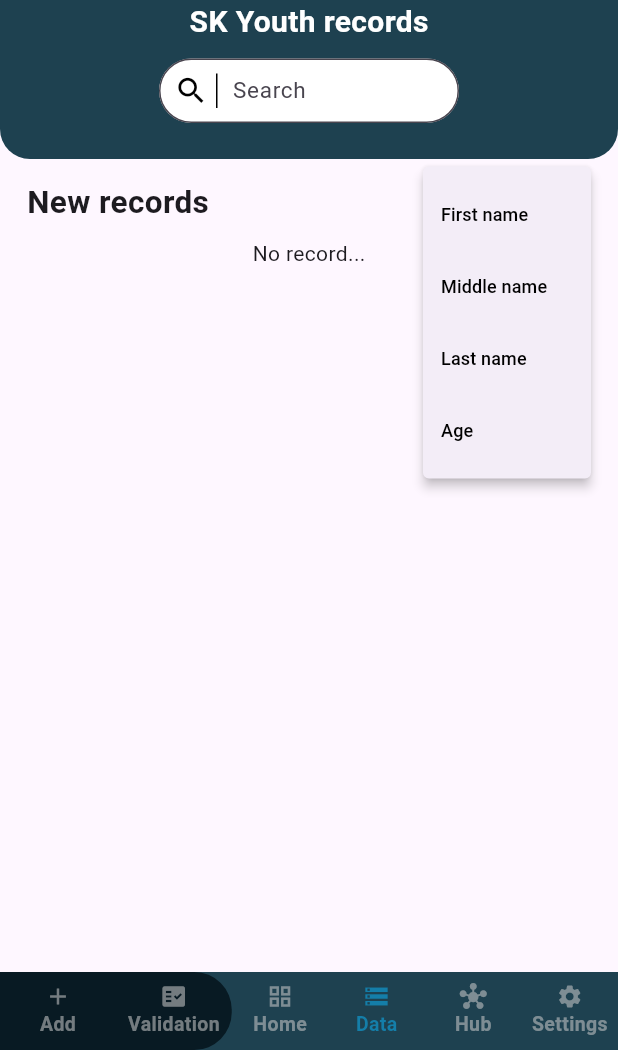
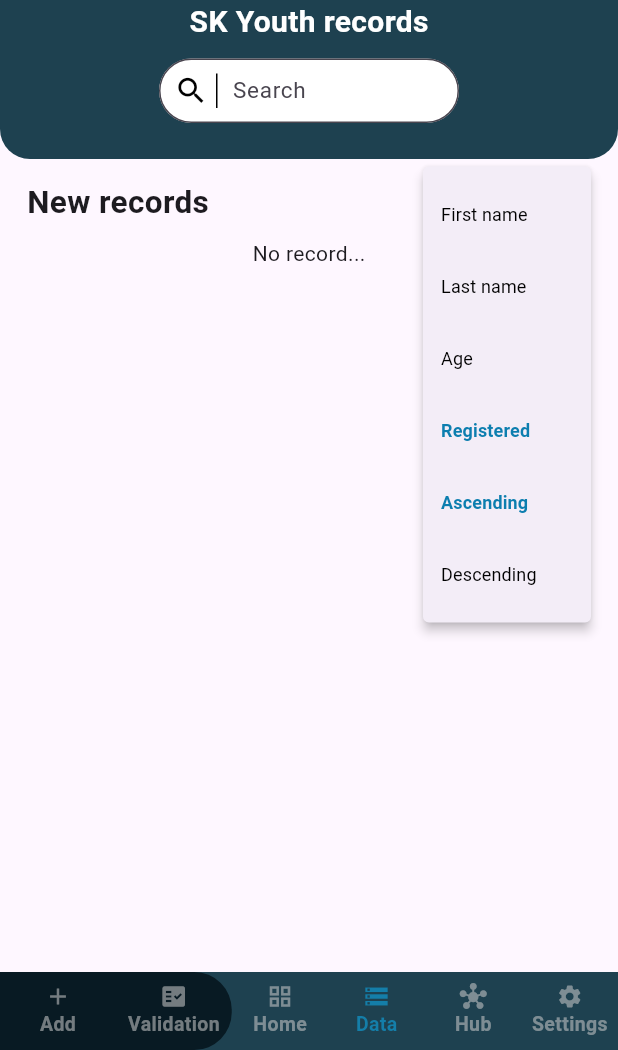
Before and after one commit to hikusama/sksalaan_mobile, a Flutter app: the screen it shows after launch, item 4 of the bottom bar chosen, after a tap on the "tune" icon, on a phone screen of 412 x 824 dp, the part 186-1236 px from its top. Run offline on Flutter 3.47's test engine with Material 3 defaults, Android fonts, the phone set to English and light mode, and no system bars; our stand-ins replace confetti, dio, drift, fl_chart, flutter_secure_storage; missing offline and left inert: flutter_exit_app; accounts and stored records are empty; generated files the repository leaves out were written again.

Commit message:
all goods

```diff
--- a/lib/data/view/add.dart
+++ b/lib/data/view/add.dart
@@ -94,8 +94,7 @@ class _AddState extends State<Add> {
     'Judaism',
     'Buddhism',
     'Hinduism',
-    'Atheism',
-    'Others',
+    'Other',
   ];
   final List<String> civilStats = [
     'Single',
@@ -106,7 +105,7 @@ class _AddState extends State<Add> {
 
   // 1
   final List<String> sex = ['Male', 'Female'];
-  final List<String> gender = ['unselect', 'Binary', 'Non-binary', 'Others'];
+  final List<String> gender = ['unselect', 'Binary', 'Non-binary', 'Other'];
   final List<String> address = [
     'Zone 1',
     'Zone 2',
--- a/lib/data/view/checking.dart
+++ b/lib/data/view/checking.dart
@@ -1,6 +1,6 @@
 import 'package:flutter/material.dart';
 import 'package:flutter_secure_storage/flutter_secure_storage.dart';
-import 'package:skyouthprofiling/data/view/logged_in.txt';
+// import 'package:skyouthprofiling/data/view/logged_in.txt';
 import 'package:skyouthprofiling/service/dio_client.dart';
 
 class MigrateScreen extends StatefulWidget {
@@ -127,7 +127,8 @@ class _MigrateScreenState extends State<MigrateScreen> {
     } else {
       switch (authenticated) {
         case 1:
-          currentView = LoggedIn(authenticated: chageToLogin);
+          currentView = _loginForm();
+          // currentView = LoggedIn(authenticated: chageToLogin);
           break;
         case 2:
           currentView = _loginForm();
--- a/lib/data/view/more.dart
+++ b/lib/data/view/more.dart
@@ -176,7 +176,7 @@ class _MoreState extends State<More> {
     'Buddhism',
     'Hinduism',
     'Atheism',
-    'Others',
+    'Other',
   ];
   final List<String> civilStats = [
     'Single',
@@ -187,7 +187,7 @@ class _MoreState extends State<More> {
 
   // 1
   final List<String> sex = ['Male', 'Female'];
-  final List<String> gender = ['unselect', 'Binary', 'Non-binary', 'Others'];
+  final List<String> gender = ['unselect', 'Binary', 'Non-binary', 'Other'];
   final List<String> address = [
     'Zone 1',
     'Zone 2',
--- a/lib/presentation/screens/records_screen.dart
+++ b/lib/presentation/screens/records_screen.dart
@@ -26,25 +26,22 @@ class RecordsScreenState extends State<RecordsScreen> {
   bool isDeleteSuccess = false;
   final int _limit = 5;
   bool _isInitialLoading = true;
-  String sort = 'regiteredAt';
-
+  String sort = 'registerAt';
+  bool ascending = true;
   @override
   void initState() {
     super.initState();
     _loadInitialData(arg: '');
   }
 
-  Future<void> _loadInitialData({
-    String arg = "",
-    String sort = 'registeredAt',
-    String val = 'New',
-  }) async {
+  Future<void> _loadInitialData({String arg = "", String val = 'New'}) async {
     final res = await db.getAllYouthProfiles(
       offset: _offset,
       limit: _limit,
       searchKeyword: arg,
       sortBy: sort,
       validated: val,
+      ascending: ascending,
     );
 
     setState(() {
@@ -69,6 +66,8 @@ class RecordsScreenState extends State<RecordsScreen> {
       limit: _limit,
       searchKeyword: '',
       validated: 'New',
+      sortBy: sort,
+      ascending: ascending,
     );
     final List<FullYouthProfile> moreProfiles = List<FullYouthProfile>.from(
       res['youth'],
@@ -156,71 +155,88 @@ class RecordsScreenState extends State<RecordsScreen> {
 
           Row(
             children: [
-              Text('Sort '),
-              PopupMenuButton(
-                icon: Icon(
-                  Icons.tune,
-                  color: const Color.fromARGB(255, 0, 0, 0),
-                ),
+              const Text('Sort '),
+              PopupMenuButton<String>(
+                icon: const Icon(Icons.tune, color: Colors.black),
                 onSelected: (value) async {
-                  await _loadInitialData(sort: value, arg: '');
+                  if (value == 'desc' || value == 'asc') {
+                    setState(() {
+                      _offset = 0;
+                      ascending = value == 'asc' ? true : false;
+                    });
+                    await _loadInitialData(arg: '', val: 'New');
+                  } else {
+                    setState(() {
+                      sort = value;
+                      _offset = 0;
+                      _isInitialLoading = true;
+                    });
+                    await _loadInitialData(arg: '', val: 'New');
+                  }
                 },
-                itemBuilder:
-                    (context) => [
-                      PopupMenuItem(
-                        value: 'fname',
+                itemBuilder: (context) {
+                  final sortOptions = {
+                    'fname': 'First name',
+                    'lname': 'Last name',
+                    'age': 'Age',
+                    'registerAt': 'Registered',
+                    'asc': 'Ascending',
+                    'desc': 'Descending',
+                  };
+
+                  return sortOptions.entries.map((entry) {
+                    final isActive = sort == entry.key;
+                    debugPrint('f: $sort');
+                    debugPrint('k: ${entry.key}');
+                    return PopupMenuItem<String>(
+                      value: entry.key,
                       child: Text(
-                          'First name',
+                        entry.value,
                         style: TextStyle(
                           fontSize: 12,
+                          fontWeight:
+                              (entry.key == 'desc' || entry.key == 'asc')
+                                  ? entry.key == 'asc'
+                                      ? ascending
+                                          ? FontWeight.bold
+                                          : FontWeight.normal
+                                      : entry.key == 'desc'
+                                      ? !ascending
+                                          ? FontWeight.bold
+                                          : FontWeight.normal
+                                      : FontWeight.normal
+                                  : isActive
+                                  ? FontWeight.bold
+                                  : FontWeight.normal,
                           color:
-                                sort == 'fname'
-                                    ? Color.fromARGB(255, 30, 65, 80)
+                              (entry.key == 'desc' || entry.key == 'asc')
+                                  ? entry.key == 'asc'
+                                      ? ascending
+                                          ? const Color.fromARGB(
+                                            255,
+                                            12,
+                                            126,
+                                            175,
+                                          )
+                                          : Colors.black
+                                      : entry.key == 'desc'
+                                      ? !ascending
+                                          ? const Color.fromARGB(
+                                            255,
+                                            12,
+                                            126,
+                                            175,
+                                          )
+                                          : Colors.black
+                                      : Colors.black
+                                  : isActive
+                                  ? const Color.fromARGB(255, 12, 126, 175)
                                   : Colors.black,
                         ),
                       ),
-                      ),
-
-                      PopupMenuItem(
-                        value: 'mname',
-                        child: Text(
-                          'Middle name',
-                          style: TextStyle(
-                            fontSize: 12,
-                            color:
-                                sort == 'lname'
-                                    ? Color.fromARGB(255, 30, 65, 80)
-                                    : Colors.black,
-                          ),
-                        ),
-                      ),
-                      PopupMenuItem(
-                        value: 'lname',
-                        child: Text(
-                          'Last name',
-                          style: TextStyle(
-                            fontSize: 12,
-                            color:
-                                sort == 'lname'
-                                    ? Color.fromARGB(255, 30, 65, 80)
-                                    : Colors.black,
-                          ),
-                        ),
-                      ),
-                      PopupMenuItem(
-                        value: 'age',
-                        child: Text(
-                          'Age',
-                          style: TextStyle(
-                            fontSize: 12,
-                            color:
-                                sort == 'age'
-                                    ? Color.fromARGB(255, 30, 65, 80)
-                                    : Colors.black,
-                          ),
-                        ),
-                      ),
-                    ],
+                    );
+                  }).toList();
+                },
               ),
             ],
           ),
@@ -271,10 +287,12 @@ class RecordsScreenState extends State<RecordsScreen> {
                     contentPadding: EdgeInsets.fromLTRB(45, 10, 10, 10),
                   ),
                   style: TextStyle(fontSize: 15, color: Colors.black),
-                  onChanged: (value) {
+                  onChanged: (value) async {
+                    setState(() {
                       _offset = 0;
                       _isInitialLoading = true;
-                    _loadInitialData(arg: value.trim());
+                    });
+                    await _loadInitialData(arg: value.trim());
                   },
                 ),
                 Positioned(
```
Also changed, not shown: lib/data/view/edit.dart (+13 -4 lines), lib/data/view/validate.dart (+50 -82 lines), lib/presentation/screens/migrate_screen.dart (deleted, +0 -325 lines). Lines whose indentation alone changed are shown as unchanged.
